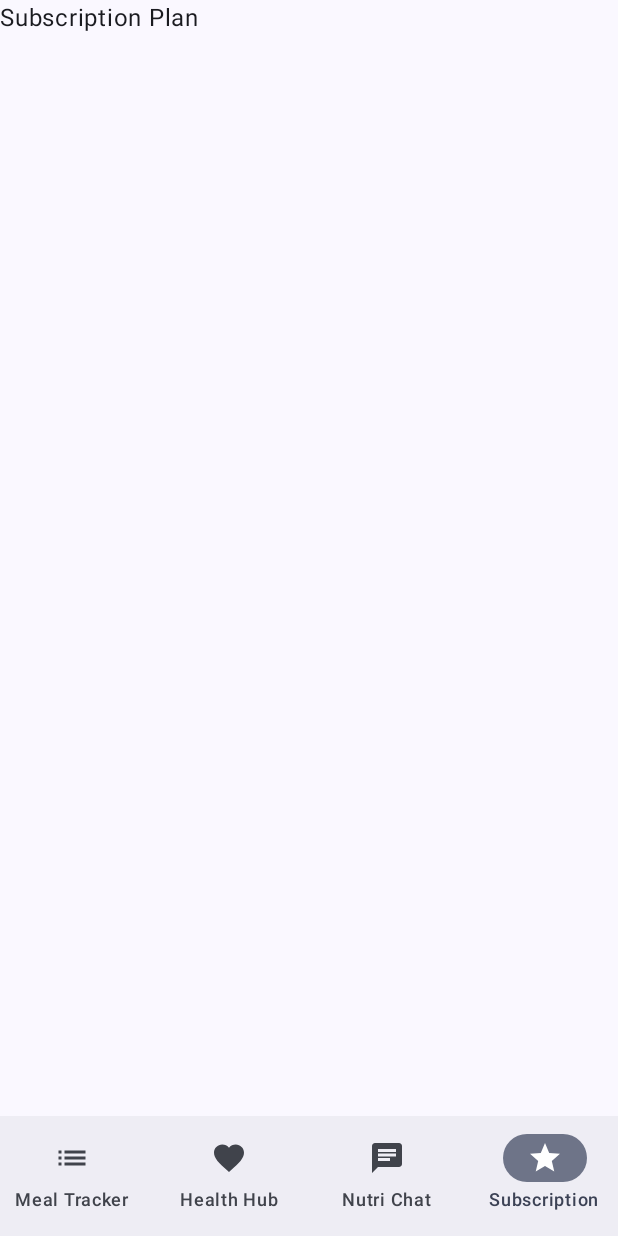
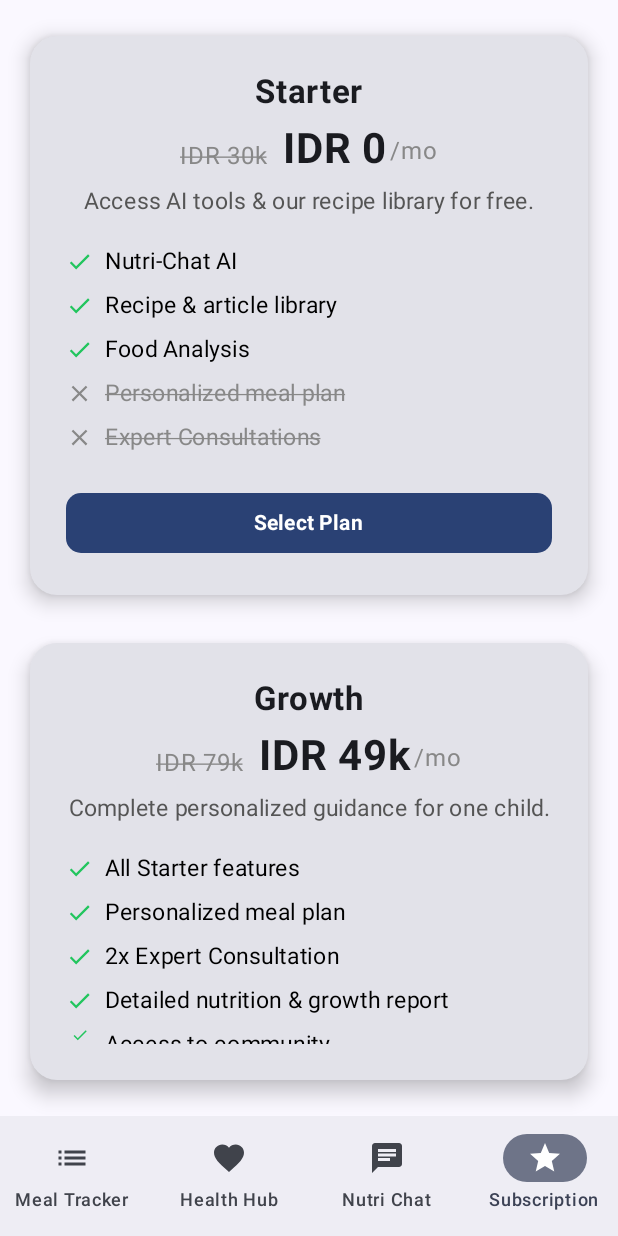
Before and after one commit to nakuluttarkar/nutri_ai_bot, an Android app built with Jetpack Compose: the SubscriptionPlanScreen screen opened through its navigation route, on a phone screen of 412 x 824 dp. Run offline under Robolectric (Android 15) with nearby library versions, the phone set to English and light mode, and no system bars.

Commit message:
added subscription and chat logs

```diff
--- a/frontend/app/src/main/java/com/example/nutriai/screens/NutriChatScreen.kt
+++ b/frontend/app/src/main/java/com/example/nutriai/screens/NutriChatScreen.kt
@@ -1,5 +1,6 @@
 package com.example.nutriai.screens
 
+import android.util.Log
 import androidx.compose.foundation.background
 import androidx.compose.foundation.layout.*
 import androidx.compose.foundation.lazy.LazyColumn
@@ -11,14 +12,10 @@ import androidx.compose.runtime.*
 import androidx.compose.ui.Alignment
 import androidx.compose.ui.Modifier
 import androidx.compose.ui.graphics.Color
-import androidx.compose.ui.text.input.TextFieldValue
 import androidx.compose.ui.unit.dp
-// ... (imports remain the same)
 import kotlinx.coroutines.launch
 import androidx.compose.ui.text.font.FontWeight
 import androidx.compose.foundation.shape.RoundedCornerShape
-
-
 
 @OptIn(ExperimentalMaterial3Api::class)
 @Composable
@@ -34,6 +31,7 @@ fun NutriChatScreen() {
     // Scroll to bottom when chat updates
     LaunchedEffect(chatHistory.size) {
         listState.animateScrollToItem(chatHistory.size)
+        Log.d("NUTRI_CHAT", "Scrolled to chat size: ${chatHistory.size}")
     }
 
     Column(Modifier.fillMaxSize().background(Color(0xFFF7F7F7))) {
@@ -47,6 +45,7 @@ fun NutriChatScreen() {
             items(chatHistory.size) { idx ->
                 val msg = chatHistory[idx]
                 val isUser = msg.role == "user"
+                Log.d("NUTRI_CHAT", "Rendering message[$idx]: role=${msg.role}, content='${msg.content}'")
                 Row(
                     Modifier.fillMaxWidth(),
                     horizontalArrangement = if (isUser) Arrangement.End else Arrangement.Start
@@ -71,6 +70,7 @@ fun NutriChatScreen() {
 
         // Error or status
         errorText?.let {
+            Log.d("NUTRI_CHAT", "Error: $it")
             Text(it, color = Color.Red, modifier = Modifier.padding(start = 12.dp, bottom = 2.dp))
         }
 
@@ -98,9 +98,11 @@ fun NutriChatScreen() {
             Button(
                 onClick = {
                     if (userInput.isNotBlank()) {
+                        Log.d("NUTRI_CHAT", "Send clicked, userInput='$userInput'")
                         isLoading = true
                         errorText = null
                         coroutineScope.launch {
+                            Log.d("NUTRI_CHAT", "Calling sendChatRequest()")
                             val response = sendChatRequest(
                                 userInput = userInput,
                                 chatHistory = chatHistory,
@@ -109,21 +111,25 @@ fun NutriChatScreen() {
                             )
                             isLoading = false
                             if (response != null) {
+                                Log.d("NUTRI_CHAT", "Got response: ${response.general_response}")
                                 // Append user input and AI response to history
                                 chatHistory = chatHistory +
                                         ChatMessage("user", userInput) +
                                         ChatMessage("assistant", response.general_response)
+                                Log.d("NUTRI_CHAT", "Updated chatHistory size: ${chatHistory.size}")
                                 userInput = ""
                                 summary = response.general_response
 
                                 // Optional: Add recipes and pediatricians as separate messages
                                 response.recipes?.forEach { r ->
+                                    Log.d("NUTRI_CHAT", "Adding recipe: ${r.name}")
                                     chatHistory = chatHistory + ChatMessage(
                                         "assistant",
                                         "🍲 *${r.name}*\nIngredients: ${r.ingredients.joinToString()}\nInstructions: ${r.instructions}"
                                     )
                                 }
                                 response.pediatricians?.forEach { doc ->
+                                    Log.d("NUTRI_CHAT", "Adding pediatrician: ${doc.name}")
                                     chatHistory = chatHistory + ChatMessage(
                                         "assistant",
                                         "👩‍⚕️ ${doc.name}\nPhone: ${doc.phone}\nEmail: ${doc.email}"
@@ -131,6 +137,7 @@ fun NutriChatScreen() {
                                 }
                             } else {
                                 errorText = "Failed to get response!"
+                                Log.d("NUTRI_CHAT", "Response is null. Showing error.")
                             }
                         }
                     }
@@ -149,9 +156,6 @@ fun NutriChatScreen() {
     }
 }
 
-// --- You can keep your PediatricianCard for more detailed views, if you want ---
-
-
 @Composable
 fun PediatricianCard(pediatrician: Pediatrician, modifier: Modifier = Modifier) {
     Card(
--- a/frontend/app/src/main/java/com/example/nutriai/screens/SubscriptionPlanScreen.kt
+++ b/frontend/app/src/main/java/com/example/nutriai/screens/SubscriptionPlanScreen.kt
@@ -1,9 +1,142 @@
 package com.example.nutriai.screens
 
-import androidx.compose.material3.Text
+import androidx.compose.foundation.layout.*
+import androidx.compose.foundation.shape.RoundedCornerShape
+import androidx.compose.material.icons.Icons
+import androidx.compose.material.icons.filled.Check
+import androidx.compose.material.icons.filled.Close
+import androidx.compose.material3.*
 import androidx.compose.runtime.Composable
+import androidx.compose.ui.Alignment
+import androidx.compose.ui.Modifier
+import androidx.compose.ui.graphics.Color
+import androidx.compose.ui.text.TextStyle
+import androidx.compose.ui.text.font.FontWeight
+import androidx.compose.ui.text.style.TextAlign
+import androidx.compose.ui.text.style.TextDecoration
+import androidx.compose.ui.unit.dp
+import androidx.compose.ui.unit.sp
+
+@Composable
+fun SubscriptionCard(
+    title: String,
+    oldPrice: String,
+    price: String,
+    description: String,
+    features: List<Pair<String, Boolean>>,
+    onClick: () -> Unit
+) {
+    Card(
+        shape = RoundedCornerShape(18.dp),
+        modifier = Modifier
+            .fillMaxWidth()
+            .padding(horizontal = 20.dp),
+        elevation = CardDefaults.cardElevation(8.dp)
+    ) {
+        Column(
+            Modifier
+                .fillMaxWidth()
+                .padding(24.dp),
+            horizontalAlignment = Alignment.CenterHorizontally
+        ) {
+            Text(title, fontWeight = FontWeight.Bold, fontSize = 22.sp)
+            Spacer(Modifier.height(8.dp))
+            Row(verticalAlignment = Alignment.Bottom) {
+                Text(
+                    oldPrice,
+                    color = Color.Gray,
+                    fontSize = 16.sp,
+                    textDecoration = TextDecoration.LineThrough
+                )
+                Spacer(Modifier.width(10.dp))
+                Text(
+                    price,
+                    fontWeight = FontWeight.Bold,
+                    fontSize = 28.sp
+                )
+                Text(
+                    "/mo",
+                    color = Color.Gray,
+                    fontSize = 16.sp,
+                    modifier = Modifier.padding(start = 2.dp, bottom = 3.dp)
+                )
+            }
+            Spacer(Modifier.height(6.dp))
+            Text(description, color = Color(0xFF555555), fontSize = 15.sp, textAlign = TextAlign.Center)
+            Spacer(Modifier.height(16.dp))
+            Column(
+                modifier = Modifier.fillMaxWidth(),
+                horizontalAlignment = Alignment.Start
+            ) {
+                features.forEach { (feature, enabled) ->
+                    Row(verticalAlignment = Alignment.CenterVertically) {
+                        Icon(
+                            imageVector = if (enabled) Icons.Default.Check else Icons.Default.Close,
+                            contentDescription = null,
+                            tint = if (enabled) Color(0xFF22C55E) else Color.Gray,
+                            modifier = Modifier.size(18.dp)
+                        )
+                        Spacer(Modifier.width(8.dp))
+                        Text(
+                            text = feature,
+                            color = if (enabled) Color.Black else Color.Gray,
+                            fontSize = 15.sp,
+                            textDecoration = if (!enabled) TextDecoration.LineThrough else null
+                        )
+                    }
+                    Spacer(Modifier.height(5.dp))
+                }
+            }
+            Spacer(Modifier.height(16.dp))
+            Button(
+                onClick = onClick,
+                modifier = Modifier.fillMaxWidth(),
+                shape = RoundedCornerShape(10.dp)
+            ) {
+                Text("Select Plan", fontWeight = FontWeight.Bold)
+            }
+        }
+    }
+}
+
 
 @Composable
 fun SubscriptionPlanScreen() {
-    Text("Subscription Plan")
+    Column(
+        modifier = Modifier
+            .fillMaxSize()
+            .padding(vertical = 24.dp),
+        verticalArrangement = Arrangement.spacedBy(32.dp),
+        horizontalAlignment = Alignment.CenterHorizontally
+    ) {
+        SubscriptionCard(
+            title = "Starter",
+            oldPrice = "IDR 30k",
+            price = "IDR 0",
+            description = "Access AI tools & our recipe library for free.",
+            features = listOf(
+                "Nutri-Chat AI" to true,
+                "Recipe & article library" to true,
+                "Food Analysis" to true,
+                "Personalized meal plan" to false,
+                "Expert Consultations" to false
+            ),
+            onClick = { /* handle starter plan click */ }
+        )
+
+        SubscriptionCard(
+            title = "Growth",
+            oldPrice = "IDR 79k",
+            price = "IDR 49k",
+            description = "Complete personalized guidance for one child.",
+            features = listOf(
+                "All Starter features" to true,
+                "Personalized meal plan" to true,
+                "2x Expert Consultation" to true,
+                "Detailed nutrition & growth report" to true,
+                "Access to community" to true
+            ),
+            onClick = { /* handle growth plan click */ }
+        )
+    }
 }
```
Also changed, not shown: 1 other file.
